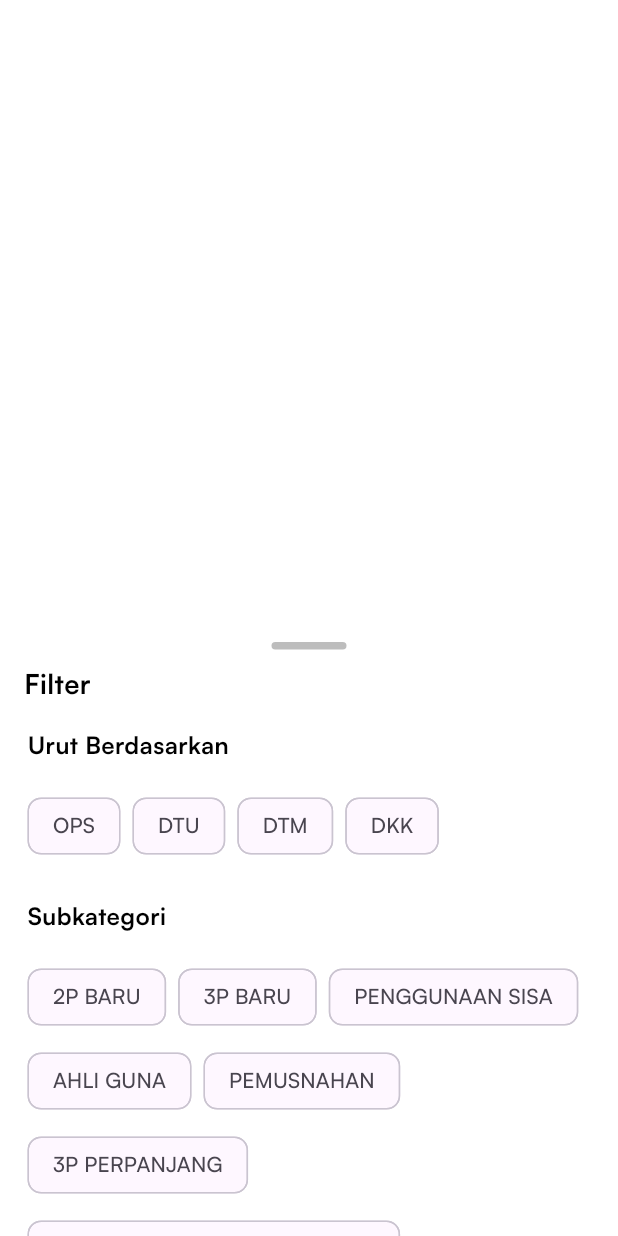
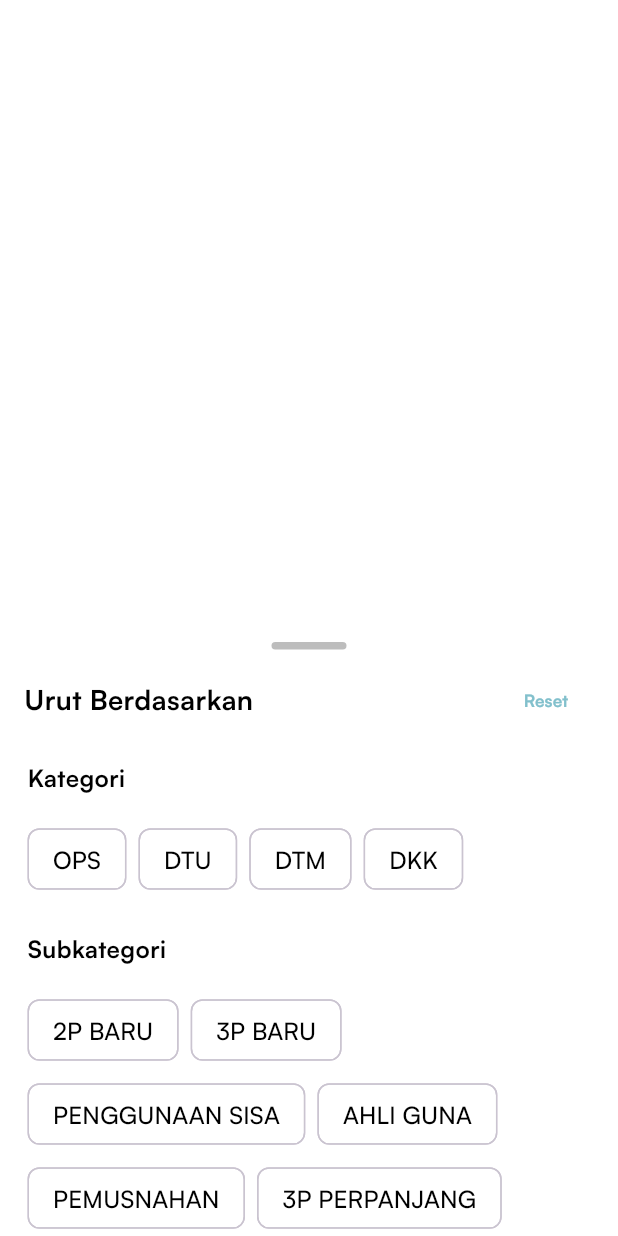
Before and after one commit to GGngodong/tracking-apps, a Flutter app: the CustomBottomSheetFilter widget shown alone on an empty page, opened directly, on a phone screen of 412 x 824 dp. Run offline on Flutter 3.47's test engine with Material 3 defaults, Android fonts, the phone set to English and light mode, and no system bars; our stand-ins replace bloc, cloud_functions, connectivity_plus, dropdown_button2, easy_localization, equatable and 12 more; missing offline and left inert: flutter_downloader, syncfusion_flutter_pdfviewer; accounts and stored records are empty; network calls fail.

Commit message:
adjust custom bottom sheet, so it can be use anywhere

```diff
--- a/lib/presentation/component/custom_bottom_sheet_filter.dart
+++ b/lib/presentation/component/custom_bottom_sheet_filter.dart
@@ -1,8 +1,17 @@
 import 'package:flutter/material.dart';
 import 'package:flutter_screenutil/flutter_screenutil.dart';
+import 'package:tracking_apps/configs/theme/app_colors.dart';
+import 'package:tracking_apps/presentation/component/custom_button.dart';
 
 class CustomBottomSheetFilter extends StatefulWidget {
-  const CustomBottomSheetFilter({super.key});
+  final String initialCategory;
+  final String initialSubCategory;
+
+  const CustomBottomSheetFilter({
+    Key? key,
+    this.initialCategory = '',
+    this.initialSubCategory = '',
+  }) : super(key: key);
 
   @override
   State<CustomBottomSheetFilter> createState() =>
@@ -10,11 +19,11 @@ class CustomBottomSheetFilter extends StatefulWidget {
 }
 
 class _CustomBottomSheetFilterState extends State<CustomBottomSheetFilter> {
-  String? _selectedCategory;
-  String? _selectedSubCategory;
+  late String selectedCategory;
+  late String selectedSubCategory;
 
-  final List<String> _categories = ['OPS', 'DTU', 'DTM', 'DKK'];
-  final List<String> _subCategories = [
+  final List<String> categories = ['OPS', 'DTU', 'DTM', 'DKK'];
+  final List<String> subCategories = [
     '2P BARU',
     '3P BARU',
     'PENGGUNAAN SISA',
@@ -40,6 +49,13 @@ class _CustomBottomSheetFilterState extends State<CustomBottomSheetFilter> {
     'PERPANJANGAN',
     'ANGKUT SENPI DAN AMUNISI',
   ];
+
+  @override
+  void initState() {
+    super.initState();
+    selectedCategory = widget.initialCategory;
+    selectedSubCategory = widget.initialSubCategory;
+  }
 
   @override
   Widget build(BuildContext context) {
@@ -73,13 +89,35 @@ class _CustomBottomSheetFilterState extends State<CustomBottomSheetFilter> {
                         ),
                       ),
                       SizedBox(height: 8.h),
+                      Row(
+                        mainAxisAlignment: MainAxisAlignment.spaceBetween,
+                        children: [
                           Text(
-                        'Filter',
+                            'Urut Berdasarkan',
                             style: TextStyle(
                                 color: Colors.black,
                                 fontSize: 16.sp,
                                 fontWeight: FontWeight.bold,
+                                fontFamily: 'Satoshi'),
                           ),
+                          TextButton(
+                            onPressed: () {
+                              setState(() {
+                                selectedCategory = '';
+                                selectedSubCategory = '';
+                              });
+                            },
+                            child: Text(
+                              'Reset',
+                              style: TextStyle(
+                                color: AppColors.tertiary,
+                                fontSize: 10.sp,
+                                fontWeight: FontWeight.bold,
+                                fontFamily: 'Satoshi',
+                              ),
+                            ),
+                          ),
+                        ],
                       ),
                     ],
                   ),
@@ -90,27 +128,32 @@ class _CustomBottomSheetFilterState extends State<CustomBottomSheetFilter> {
                     padding: EdgeInsets.symmetric(horizontal: 16.w),
                     children: [
                       Text(
-                        'Urut Berdasarkan',
+                        'Kategori',
                         style: TextStyle(
-                          color: Colors.black,
                           fontSize: 14.sp,
                           fontWeight: FontWeight.w600,
+                          color: Colors.black,
                         ),
                       ),
                       SizedBox(height: 16.h),
                       Wrap(
                         spacing: 8.0,
                         runSpacing: 8.0,
-                        children: _categories.map((category) {
+                        children: categories.map((category) {
                           return ChoiceChip(
                             label: Text(category),
-                            selected: _selectedCategory == category,
-                            shape: RoundedRectangleBorder(
-                              borderRadius: BorderRadius.circular(8.r),
+                            selected: selectedCategory == category,
+                            selectedColor: AppColors.tertiary,
+                            backgroundColor: Colors.white,
+                            showCheckmark: true,
+                            labelStyle: TextStyle(
+                              color: Colors.black,
+                              fontSize: 14.sp,
+                              fontWeight: FontWeight.w500,
                             ),
                             onSelected: (bool selected) {
                               setState(() {
-                                _selectedCategory = selected ? category : null;
+                                selectedCategory = selected ? category : '';
                               });
                             },
                           );
@@ -120,46 +163,48 @@ class _CustomBottomSheetFilterState extends State<CustomBottomSheetFilter> {
                       Text(
                         'Subkategori',
                         style: TextStyle(
-                          color: Colors.black,
                           fontSize: 14.sp,
                           fontWeight: FontWeight.w600,
+                          color: Colors.black,
                         ),
                       ),
                       SizedBox(height: 16.h),
                       Wrap(
                         spacing: 8.0,
                         runSpacing: 8.0,
-                        children: _subCategories.map((subCategory) {
+                        children: subCategories.map((subCategory) {
                           return ChoiceChip(
                             label: Text(subCategory),
-                            selected: _selectedSubCategory == subCategory,
-                            shape: RoundedRectangleBorder(
-                              borderRadius: BorderRadius.circular(8.r),
+                            selected: selectedSubCategory == subCategory,
+                            selectedColor: AppColors.tertiary,
+                            backgroundColor: Colors.white,
+                            showCheckmark: true,
+                            labelStyle: TextStyle(
+                              color: Colors.black,
+                              fontSize: 14.sp,
+                              fontWeight: FontWeight.w500,
                             ),
                             onSelected: (bool selected) {
                               setState(() {
-                                _selectedSubCategory =
-                                    selected ? subCategory : null;
+                                selectedSubCategory =
+                                    selected ? subCategory : '';
                               });
                             },
                           );
                         }).toList(),
                       ),
-                      // Add extra bottom spacing if needed
-                      SizedBox(height: 20.h),
-                      ElevatedButton(
+                      SizedBox(height: 10.h),
+                      CustomButton(
+                        text: 'Cari Permohonan',
                         onPressed: () {
                           Navigator.pop(context, {
-                            'category': _selectedCategory ?? '',
-                            'subCategory': _selectedSubCategory ?? '',
+                            'category': selectedCategory,
+                            'subCategory': selectedSubCategory,
                           });
                         },
-                        child: Text(
-                          'Apply Filter',
-                          style: TextStyle(fontSize: 16.sp),
+                        isLogOut: false,
                       ),
-                      ),
-                      SizedBox(height: 20.h),
+                      SizedBox(height: 20.h)
                     ],
                   ),
                 ),
```
Lines whose indentation alone changed are shown as unchanged.
